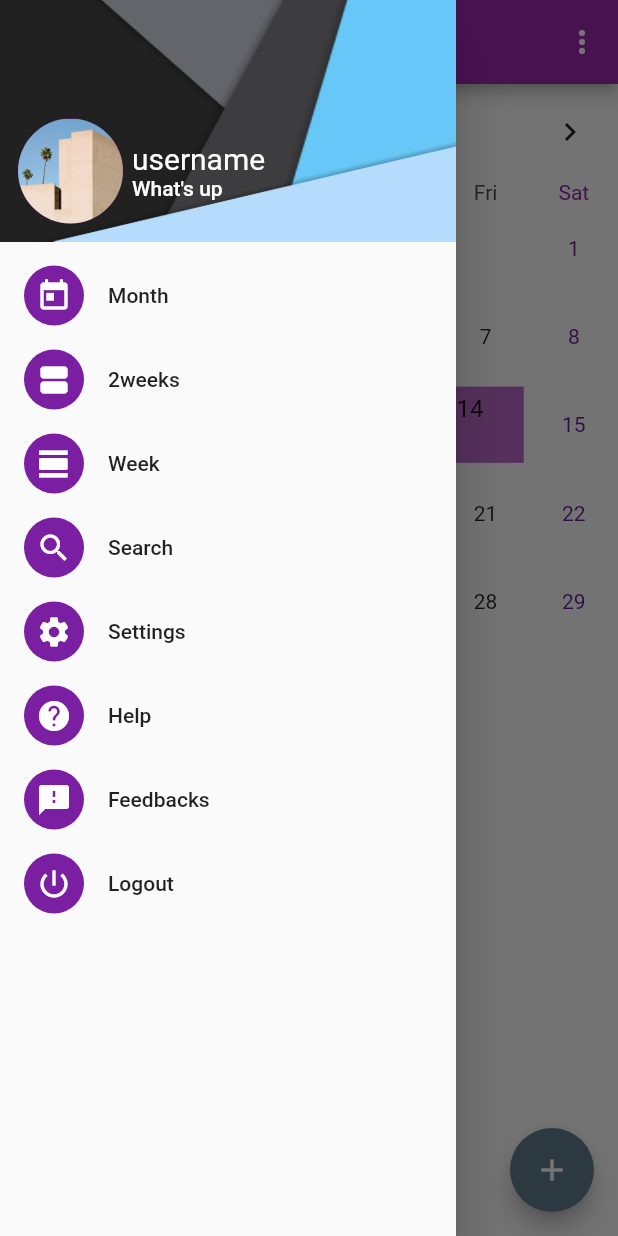
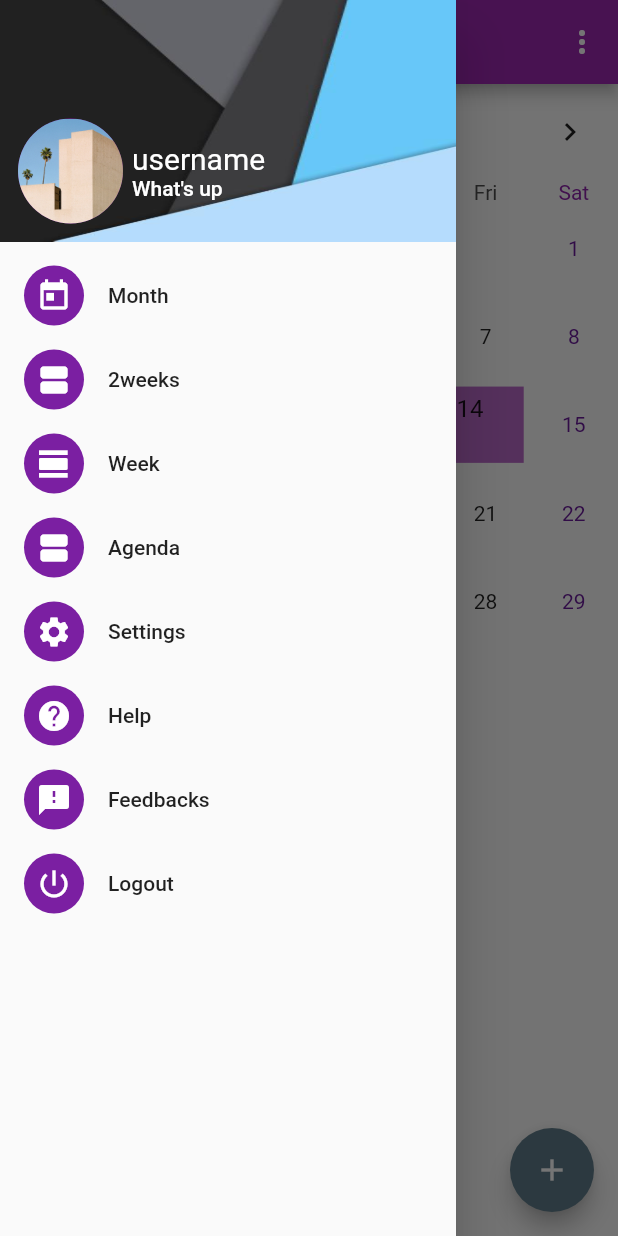
Before and after one commit to zwx0641/Clouding_calendar, a Flutter app: the MyHomePage screen opened by its route, with the side drawer open, on a phone screen of 412 x 824 dp. Run offline on Flutter 3.47's test engine with Material 2 defaults, Android fonts, the phone set to English and light mode, and no system bars; drawn by our look-alikes of table_calendar; our stand-ins replace date_format, flutter_local_notifications, fluttertoast, shared_preferences, synchronized; missing offline and left inert: flutter_email_sender, groovin_material_icons, timeline_list; accounts and stored records are empty; network calls fail.

Commit message:
timeline view

```diff
--- a/lib/main.dart
+++ b/lib/main.dart
@@ -9,6 +9,7 @@ import 'package:clouding_calendar/local_notification_helper.dart';
 import 'package:clouding_calendar/login.dart';
 import 'package:clouding_calendar/reminder.dart';
 import 'package:clouding_calendar/settings.dart';
+import 'package:clouding_calendar/timeline.dart';
 import 'package:flutter/cupertino.dart';
 import 'package:flutter/material.dart';
 import 'package:fluttertoast/fluttertoast.dart';
@@ -267,13 +268,10 @@ class _MyHomePageState extends State<MyHomePage> with TickerProviderStateMixin {
               },
             ),
             ListTile(
-              title: Text('Search'),
-              leading: new CircleAvatar(child: new Icon(Icons.search),),
+              title: Text('Agenda'),
+              leading: new CircleAvatar(child: new Icon(Icons.view_agenda),),
               onTap: () {
-                setState(() {
-                  _calendarController.setCalendarFormat(CalendarFormat.week);
-                });
-                Navigator.pop(context);
+                Navigator.push(context, new CustomRoute(TimelinePage(title: 'Agenda',)));
               },
             ),
             ListTile(
--- /dev/null
+++ b/lib/model/eventData.dart
@@ -0,0 +1,23 @@
+class EventData {
+  final String id;
+  final String email;
+  final String name;
+  final String location;
+  final String remark;
+  final String fromTime;
+  final String endTime;
+  final int repetition;
+  final int eventType;
+
+  const EventData(
+    this.id,
+    this.email,
+    this.name,
+    this.location,
+    this.remark,
+    this.fromTime,
+    this.endTime,
+    this.repetition,
+    this.eventType
+  );
+}
--- a/lib/routes.dart
+++ b/lib/routes.dart
@@ -5,6 +5,7 @@ import 'main.dart';
 import 'feedback.dart';
 import 'help.dart';
 import 'login.dart';
+import 'model/eventData.dart';
 
 final routes = {
   'feedbackRoute': (BuildContext context) => new FeedbackPage(),
@@ -46,4 +47,6 @@ class Global {
   };
   static String key_theme_color = 'purple';
   static int calendarType = 1;
+  static List<EventData> eventData = new List<EventData>();
+
 }
--- a/pubspec.yaml
+++ b/pubspec.yaml
@@ -37,6 +37,7 @@ dependencies:
   http: ^0.12.0
   shared_preferences: ^0.5.6
   fluttertoast: ^3.1.3
+  timeline_list: ^0.0.3
 
 dev_dependencies:
   flutter_test:
```
Also changed, not shown: lib/event.dart (+90 -1 lines), lib/timeline.dart (added, +149 -0 lines), images/relax.jpg (added), images/sport.jpg (added), images/work.jpg (added).
